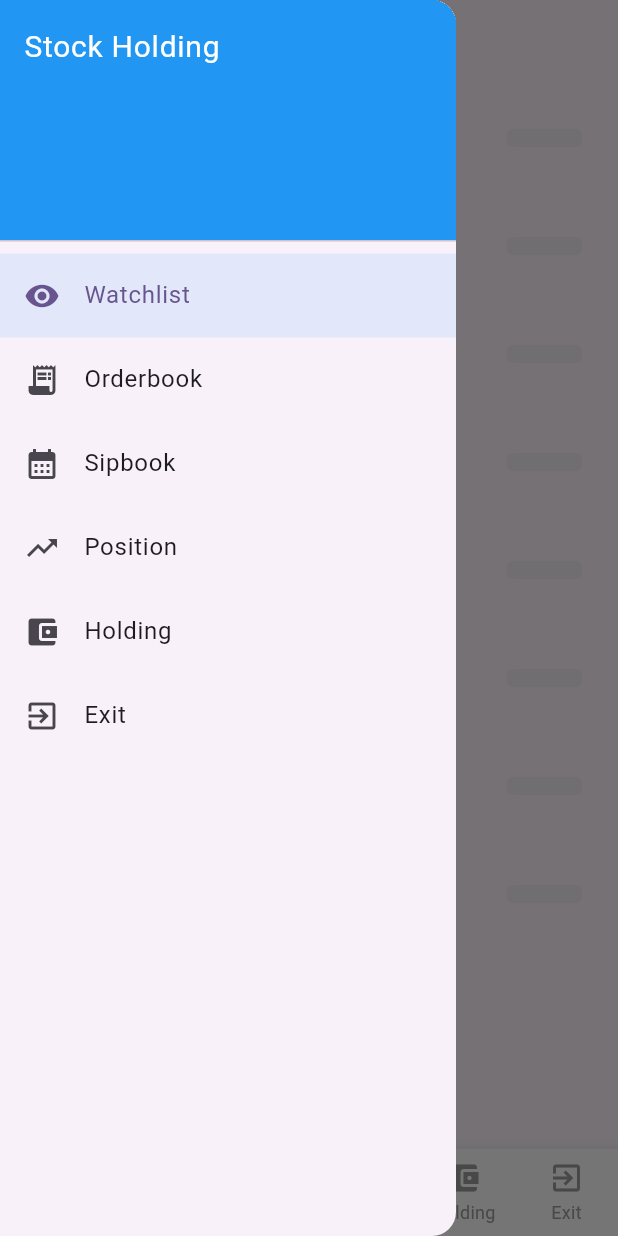
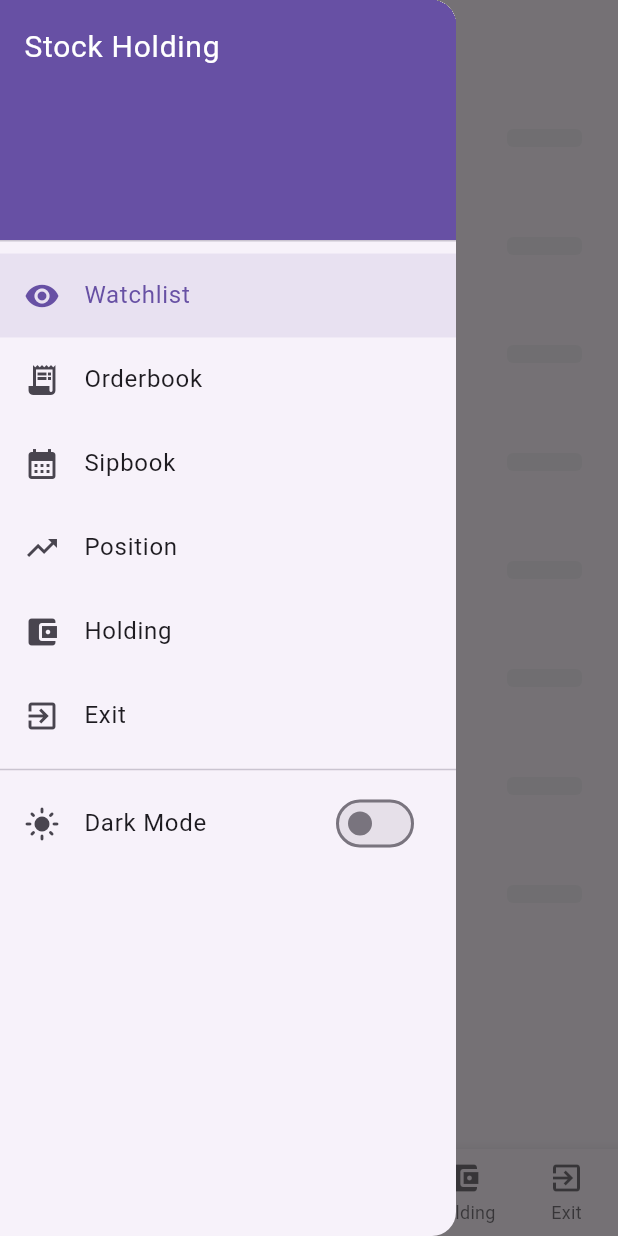
Before and after one commit to pritesh4333/FlutterCleanArchitectureRiverpod, a Flutter app: the HomeScreen screen opened by its route, with the side drawer open, on a phone screen of 412 x 824 dp. Run offline on Flutter 3.47's test engine with Material 3 defaults, Android fonts, the phone set to English and light mode, and no system bars; our stand-ins replace dio, flutter_riverpod, fpdart, go_router, shared_preferences; missing offline and left inert: asn1lib, encrypt, pointycastle; accounts and stored records are empty.

Commit message:
dark mode light mode theam add

```diff
--- a/lib/features/homeScreen/presentation/screens/HomeScreen.dart
+++ b/lib/features/homeScreen/presentation/screens/HomeScreen.dart
@@ -15,6 +15,7 @@ import 'package:stockholding/features/watchlist/presentation/controllers/wlDetai
 import 'package:stockholding/features/watchlist/presentation/screens/watchlist_screen.dart';
 
 import '../../../position/presentation/screens/position_screen.dart';
+import '../../../theam/presentation/providers/theme_providers.dart';
 import 'ExitConfirmationWrapper.dart';
 
 class HomeScreen extends ConsumerWidget {
@@ -73,26 +74,28 @@ class HomeScreen extends ConsumerWidget {
   @override
   Widget build(BuildContext context, WidgetRef ref) {
     final selectedIndex = ref.watch(bottomNavProvider);
+    final theme = Theme.of(context);
+    final colorScheme = theme.colorScheme;
 
     return ExitConfirmationWrapper(
       child: Scaffold(
         appBar: AppBar(
-          backgroundColor: Theme.of(context).colorScheme.surface, // pin explicitly
+          backgroundColor: colorScheme.surface,
           surfaceTintColor: Colors.transparent,
           shadowColor: Colors.transparent,
           scrolledUnderElevation: 0,
           title: Text(_navItems[selectedIndex].label),
-          foregroundColor: Colors.black,
+          foregroundColor: colorScheme.onSurface, // ✅ adapts to light/dark
         ),
         drawer: Drawer(
           child: ListView(
             padding: EdgeInsets.zero,
             children: [
-              const DrawerHeader(
-                decoration: BoxDecoration(color: Colors.blue),
+              DrawerHeader(
+                decoration: BoxDecoration(color: colorScheme.primary),
                 child: Text(
                   'Stock Holding',
-                  style: TextStyle(color: Colors.white, fontSize: 20),
+                  style: TextStyle(color: colorScheme.onPrimary, fontSize: 20),
                 ),
               ),
               ...List.generate(_navItems.length, (index) {
@@ -101,29 +104,41 @@ class HomeScreen extends ConsumerWidget {
                   leading: Icon(item.icon),
                   title: Text(item.label),
                   selected: selectedIndex == index,
-                  selectedTileColor: Colors.blue.withOpacity(0.1),
+                  selectedTileColor: colorScheme.primary.withOpacity(0.1), // ✅
                   onTap: () {
-                    Navigator.pop(context); // close drawer after selecting
-                    _onSelectTab(context,ref, selectedIndex, index);
+                    Navigator.pop(context);
+                    _onSelectTab(context, ref, selectedIndex, index);
                   },
                 );
               }),
+              const Divider(),
+              Consumer(
+                builder: (context, ref, _) {
+                  final themeMode = ref.watch(themeControllerProvider);
+                  final isDark = themeMode == ThemeMode.dark;
+                  return SwitchListTile(
+                    secondary: Icon(isDark ? Icons.dark_mode : Icons.light_mode),
+                    title: const Text('Dark Mode'),
+                    value: isDark,
+                    onChanged: (value) {
+                      ref.read(themeControllerProvider.notifier).toggleTheme(value);
+                    },
+                  );
+                },
+              ),
             ],
           ),
         ),
         body: IndexedStack(index: selectedIndex, children: _pages),
         bottomNavigationBar: BottomNavigationBar(
           type: BottomNavigationBarType.fixed,
-          backgroundColor: Colors.white,
-          selectedItemColor: Colors.blue,
-          unselectedItemColor: Colors.grey,
+          backgroundColor: colorScheme.surface,      // ✅ adapts
+          selectedItemColor: colorScheme.primary,     // ✅ adapts
+          unselectedItemColor: colorScheme.onSurface.withOpacity(0.6), // ✅ adapts
           currentIndex: selectedIndex,
-          onTap: (index) => _onSelectTab(context,ref, selectedIndex, index),
+          onTap: (index) => _onSelectTab(context, ref, selectedIndex, index),
           items: _navItems
-              .map((item) => BottomNavigationBarItem(
-            icon: Icon(item.icon),
-            label: item.label,
-          ))
+              .map((item) => BottomNavigationBarItem(icon: Icon(item.icon), label: item.label))
               .toList(),
         ),
       ),
--- /dev/null
+++ b/lib/features/theam/data/repository/theme_repository_impl.dart
@@ -0,0 +1,28 @@
+// data/repositories/theme_repository_impl.dart
+import 'package:flutter/material.dart';
+import 'package:shared_preferences/shared_preferences.dart';
+ import '../../domain/repository/theme_repository.dart';
+
+class ThemeRepositoryImpl implements ThemeRepository {
+  static const _key = 'theme_mode';
+
+  @override
+  Future<ThemeMode> getThemeMode() async {
+    final prefs = await SharedPreferences.getInstance();
+    final value = prefs.getString(_key);
+    switch (value) {
+      case 'dark':
+        return ThemeMode.dark;
+      case 'light':
+        return ThemeMode.light;
+      default:
+        return ThemeMode.system;
+    }
+  }
+
+  @override
+  Future<void> saveThemeMode(ThemeMode mode) async {
+    final prefs = await SharedPreferences.getInstance();
+    await prefs.setString(_key, mode.name); // 'light' | 'dark' | 'system'
+  }
+}
--- /dev/null
+++ b/lib/features/theam/domain/repository/theme_repository.dart
@@ -0,0 +1,7 @@
+// domain/repositories/theme_repository.dart
+import 'package:flutter/material.dart';
+
+abstract class ThemeRepository {
+  Future<ThemeMode> getThemeMode();
+  Future<void> saveThemeMode(ThemeMode mode);
+}
--- /dev/null
+++ b/lib/features/theam/presentation/controllers/theme_controller.dart
@@ -0,0 +1,27 @@
+// presentation/controllers/theme_controller.dart
+import 'package:flutter/material.dart';
+import 'package:flutter_riverpod/flutter_riverpod.dart';
+
+import '../../domain/repository/theme_repository.dart';
+
+class ThemeController extends StateNotifier<ThemeMode> {
+  final ThemeRepository _repository;
+
+  ThemeController(this._repository) : super(ThemeMode.system) {
+    _loadTheme();
+  }
+
+  Future<void> _loadTheme() async {
+    state = await _repository.getThemeMode();
+  }
+
+  Future<void> toggleTheme(bool isDark) async {
+    state = isDark ? ThemeMode.dark : ThemeMode.light;
+    await _repository.saveThemeMode(state);
+  }
+
+  Future<void> setThemeMode(ThemeMode mode) async {
+    state = mode;
+    await _repository.saveThemeMode(mode);
+  }
+}
--- a/pubspec.yaml
+++ b/pubspec.yaml
@@ -44,6 +44,7 @@ dependencies:
   pointycastle: ^3.6.0
   go_router: ^14.6.2
   web_socket_channel: 3.0.3
+  shared_preferences: ^2.2.2
 
 dev_dependencies:
   flutter_test:
```
Also changed, not shown: lib/features/theam/presentation/providers/theme_providers.dart (added, +16 -0 lines), lib/main.dart (+5 -4 lines), pubspec.lock, 4 other files.
